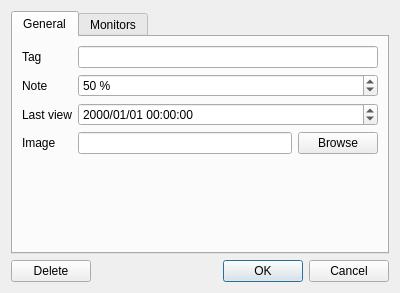
Bionus/imgbrd-grabber, file gui/src/favorite-window.ui: the form before one commit.
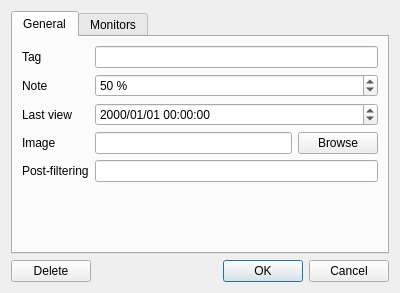
The form after the commit. Icons and pictures are not drawn.

Commit message: Allow favorites to have custom post-filters (fix #1631)

The edit to the form file:
```diff
--- a/gui/src/favorite-window.ui
+++ b/gui/src/favorite-window.ui
@@ -121,6 +121,16 @@
          </item>
         </layout>
        </item>
+       <item row="4" column="0">
+        <widget class="QLabel" name="postFilteringLabel">
+         <property name="text">
+          <string>Post-filtering</string>
+         </property>
+        </widget>
+       </item>
+       <item row="4" column="1">
+        <widget class="QLineEdit" name="postFilteringLineEdit"/>
+       </item>
       </layout>
      </widget>
      <widget class="QWidget" name="tabMonitoring">
```
The commit also changes 4 other files.
